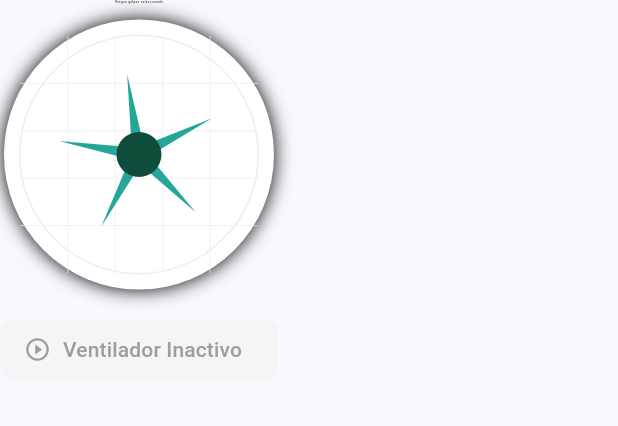
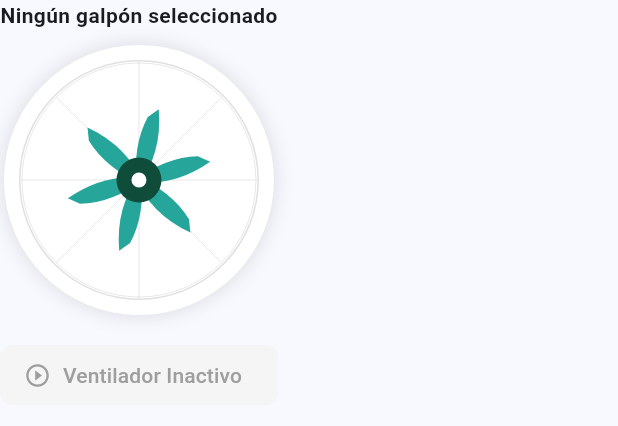
Before and after one commit to juantaborda27/Chick_Stell-Repository, a Flutter app: the Ventilator widget shown alone on an empty page, opened directly with empty values, on a phone screen of 412 x 824 dp. Shown: the top 426 px of the screen. Run offline on Flutter 3.47's test engine with Material 3 defaults, Android fonts, the phone set to English and light mode, and no system bars; our stand-ins replace animate_do, cloud_firestore, firebase_auth, firebase_core, flutter_local_notifications, font_awesome_flutter and 5 more; accounts and stored records are empty.

Commit message:
Mejora ventilador

```diff
--- a/chick_stell_view/lib/views/main_views/monitoreo/widgets/ventilador.dart
+++ b/chick_stell_view/lib/views/main_views/monitoreo/widgets/ventilador.dart
@@ -3,7 +3,6 @@ import 'package:get/get.dart';
 import 'dart:math' as math;
 
 import 'package:chick_stell_view/controllers/warehouse_controller.dart';
-import 'package:chick_stell_view/views/main_views/monitoreo/monitoreo_view.dart';
 
 class Ventilator extends StatefulWidget {
   final WarehouseController controller;
@@ -26,17 +25,12 @@ class _VentilatorState extends State<Ventilator> with SingleTickerProviderStateM
       duration: const Duration(seconds: 15), // Lento por defecto
     )..repeat();
 
-    // widget.controller.ventilationActive.listen((isActive) {
-    //   _controller.duration = Duration(seconds: isActive ? 2 : 15);
-    //   _controller.repeat(); // Reinicia la animación con nueva duración
-    // });
     widget.controller.ventilationActive.listen((isActive) {
       setState(() {
         _controller.duration = Duration(seconds: isActive ? 2 : 15);
         _controller.repeat(); // Reinicia la animación con la nueva duración
       });
     });
-
   }
 
   @override
@@ -49,39 +43,47 @@ class _VentilatorState extends State<Ventilator> with SingleTickerProviderStateM
   Widget build(BuildContext context) {
     return Column(
       children: [
-        // NUEVO: Muestra el nombre del galpón seleccionado
+        // Nombre del galpón seleccionado
         Obx(() {
           final galpon = widget.controller.galponSeleccionado;
           return Text(
             galpon != null
                 ? "${galpon.nombre}"
                 : "Ningún galpón seleccionado",
-            style: const TextStyle(fontSize: 2, fontWeight: FontWeight.bold),
+            style: const TextStyle(fontSize: 14, fontWeight: FontWeight.bold),
           );
         }),
         const SizedBox(height: 10),
 
-        // Ventilador gráfico
+        // Ventilador gráfico similar a la imagen
         Container(
           width: 180,
           height: 180,
           decoration: BoxDecoration(
             color: Colors.white,
             shape: BoxShape.circle,
-            boxShadow: [BoxShadow(blurRadius: 10, spreadRadius: 0)],
+            boxShadow: [
+              BoxShadow(
+                color: Colors.grey.withOpacity(0.3),
+                blurRadius: 10,
+                spreadRadius: 1,
+              )
+            ],
           ),
           child: Stack(
             alignment: Alignment.center,
             children: [
+              // Fondo con cuadrícula
               Container(
                 width: 160,
                 height: 160,
                 decoration: BoxDecoration(
                   shape: BoxShape.circle,
-                  border: Border.all(color: Colors.grey.shade200),
+                  border: Border.all(color: Colors.grey.shade300),
                 ),
                 child: CustomPaint(painter: GridPainter()),
               ),
+              // Aspas del ventilador (rotativas)
               AnimatedBuilder(
                 animation: _controller,
                 builder: (_, child) {
@@ -91,16 +93,27 @@ class _VentilatorState extends State<Ventilator> with SingleTickerProviderStateM
                   );
                 },
                 child: CustomPaint(
-                  size: const Size(120, 120),
-                  painter: FanPainter(color: const Color(0xFF26A69A)),
+                  size: const Size(140, 140),
+                  painter: FanBladePainter(),
                 ),
               ),
+              // Centro del ventilador
               Container(
                 width: 30,
                 height: 30,
                 decoration: const BoxDecoration(
-                  color: Color(0xFF0F4C3A),
+                  color: Color(0xFF0F4C3A), // Verde oscuro como en la imagen
                   shape: BoxShape.circle,
+                ),
+                child: Center(
+                  child: Container(
+                    width: 10,
+                    height: 10,
+                    decoration: const BoxDecoration(
+                      color: Colors.white,
+                      shape: BoxShape.circle,
+                    ),
+                  ),
                 ),
               ),
             ],
@@ -134,5 +147,110 @@ class _VentilatorState extends State<Ventilator> with SingleTickerProviderStateM
       ],
     );
   }
+}
 
+// Pintor para la cuadrícula de fondo
+class GridPainter extends CustomPainter {
+  @override
+  void paint(Canvas canvas, Size size) {
+    final Paint paint = Paint()
+      ..color = Colors.grey.shade300
+      ..strokeWidth = 0.5
+      ..style = PaintingStyle.stroke;
+
+    final double centerX = size.width / 2;
+    final double centerY = size.height / 2;
+    final double radius = size.width / 2;
+
+    // Dibuja líneas horizontales
+    canvas.drawLine(
+      Offset(centerX - radius, centerY),
+      Offset(centerX + radius, centerY),
+      paint,
+    );
+
+    // Dibuja líneas verticales
+    canvas.drawLine(
+      Offset(centerX, centerY - radius),
+      Offset(centerX, centerY + radius),
+      paint,
+    );
+
+    // Dibuja líneas diagonales
+    const double diagonalFactor = 0.7; // Factor para ajustar el largo de las diagonales
+
+    canvas.drawLine(
+      Offset(centerX - radius * diagonalFactor, centerY - radius * diagonalFactor),
+      Offset(centerX + radius * diagonalFactor, centerY + radius * diagonalFactor),
+      paint,
+    );
+
+    canvas.drawLine(
+      Offset(centerX - radius * diagonalFactor, centerY + radius * diagonalFactor),
+      Offset(centerX + radius * diagonalFactor, centerY - radius * diagonalFactor),
+      paint,
+    );
+
+    // Dibuja círculo exterior
+    canvas.drawCircle(
+      Offset(centerX, centerY),
+      radius - 1, // Reduce ligeramente para que quede dentro del contenedor
+      paint,
+    );
+  }
+
+  @override
+  bool shouldRepaint(GridPainter oldDelegate) => false;
 }
+
+// Pintor para las aspas del ventilador
+class FanBladePainter extends CustomPainter {
+  @override
+  void paint(Canvas canvas, Size size) {
+    final center = Offset(size.width / 2, size.height / 2);
+    final radius = size.width / 2;
+
+    // Color turquesa similar al de la imagen
+    final bladePaint = Paint()
+      ..color = Color(0xFF26A69A)
+      ..style = PaintingStyle.fill;
+
+    // Dibuja 6 aspas como en la imagen
+    for (int i = 0; i < 6; i++) {
+      canvas.save();
+      // Rota para dibujar cada aspa
+      canvas.translate(center.dx, center.dy);
+      canvas.rotate(i * math.pi / 3);
+      canvas.translate(-center.dx, -center.dy);
+
+      // Dibuja una aspa estilizada similar a la imagen
+      final path = Path();
+
+      // Punto base cerca del centro
+      path.moveTo(center.dx - 5, center.dy);
+
+      // Curva hacia fuera (aspa más ancha en el medio)
+      path.quadraticBezierTo(
+        center.dx + radius * 0.3, center.dy - radius * 0.15,
+        center.dx + radius * 0.6, center.dy - radius * 0.08
+      );
+
+      // Punta del aspa
+      path.lineTo(center.dx + radius * 0.7, center.dy);
+
+      // Curva de regreso
+      path.quadraticBezierTo(
+        center.dx + radius * 0.3, center.dy + radius * 0.15,
+        center.dx - 5, center.dy
+      );
+
+      path.close();
+      canvas.drawPath(path, bladePaint);
+
+      canvas.restore();
+    }
+  }
+
+  @override
+  bool shouldRepaint(FanBladePainter oldDelegate) => false;
+}
```
